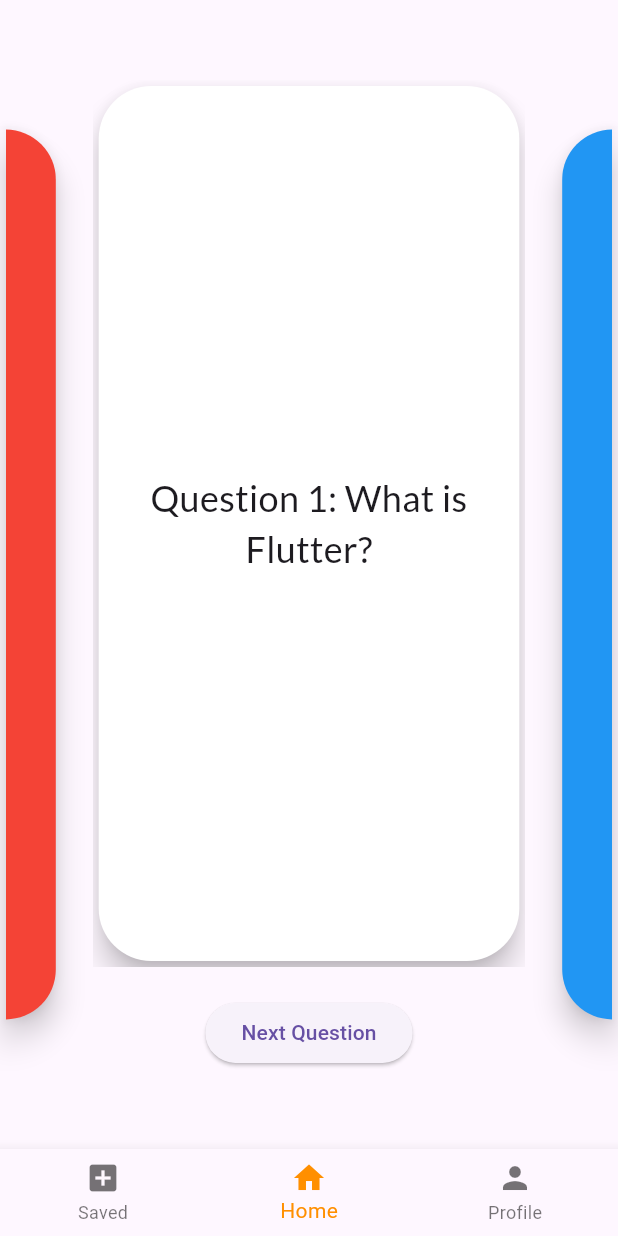
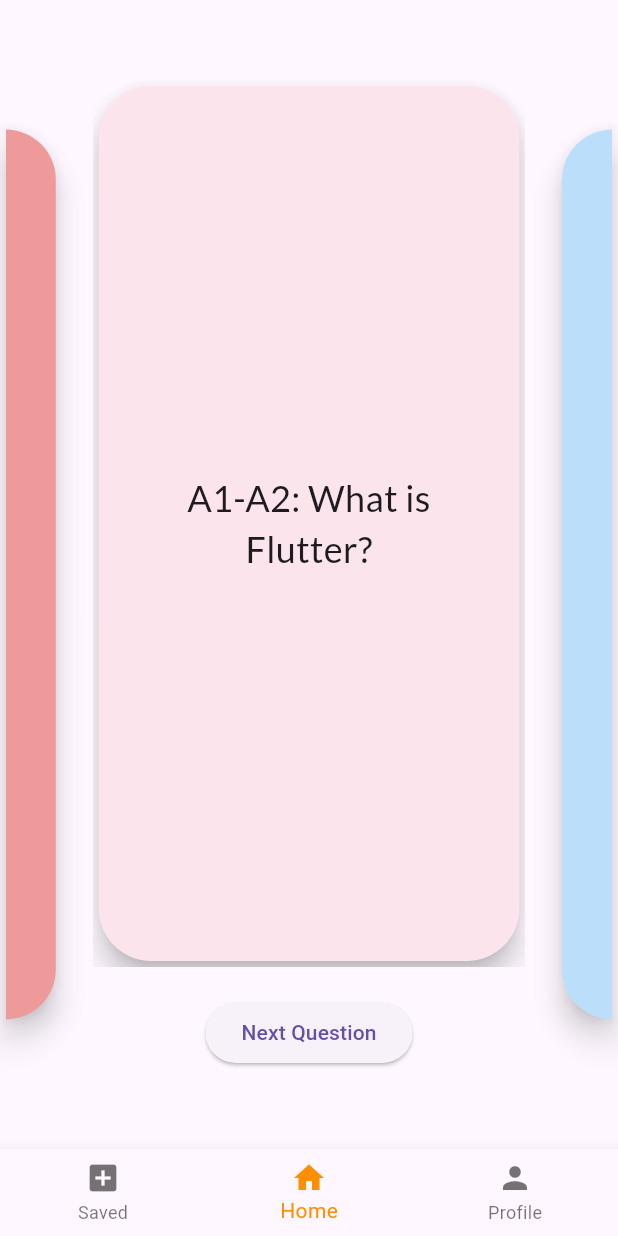
Before and after one commit to ipobeatz/AppJam, a Flutter app: the Login screen opened directly, after a tap on "Login", on a phone screen of 412 x 824 dp. Run offline on Flutter 3.47's test engine with Material 3 defaults, Android fonts, the phone set to English and light mode, and no system bars; our stand-ins replace flutter_svg, google_fonts; network calls fail.

Commit message:
Switching between levels, seeing questions according to your level and various icons have been integrated into the application

```diff
--- a/lib/homeScreen.dart
+++ b/lib/homeScreen.dart
@@ -1,58 +1,79 @@
 import 'package:flutter/material.dart';
 import 'package:google_fonts/google_fonts.dart';
-import 'package:word_wise/loginScreen.dart';
-import 'package:word_wise/splashScreen.dart';
 
 class HomeScreen extends StatelessWidget {
-  const HomeScreen({super.key});
+  final String level;
+  const HomeScreen({super.key, required this.level});
 
   @override
   Widget build(BuildContext context) {
     return MaterialApp(
-      home: const MyHomePage(title: 'Word Wise'),
+      home: MyHomePage(title: 'Word Wise', level: level),
       debugShowCheckedModeBanner: false,
     );
   }
 }
 
 class MyHomePage extends StatefulWidget {
-  const MyHomePage({super.key, required this.title});
-
   final String title;
+  final String level;
+  const MyHomePage({super.key, required this.title, required this.level});
 
   @override
   State<MyHomePage> createState() => _MyHomePageState();
 }
 
 class _MyHomePageState extends State<MyHomePage> {
-  int _selectedIndex = 1; // Default olarak Home Page seçili olacak
+  int _selectedIndex = 1;
   final PageController _pageController = PageController(initialPage: 0);
-  final List<String> _questions = [
-    "Question 1: What is Flutter?",
-    "Question 2: What is Dart?",
-    "Question 3: What is a Widget?",
-    "Question 4: Explain Stateful and Stateless Widgets.",
-    "Question 5: What is State Management?",
-    "Question 6: Explain Navigator in Flutter.",
-    "Question 7: What is the use of setState?",
-    "Question 8: Explain InheritedWidget.",
-    "Question 9: What is a Future in Dart?",
-    "Question 10: What is an Async/Await in Dart?"
-  ];
-  final List<String> _answers = [
-    "Answer 1: Flutter is an open-source UI software development toolkit created by Google.",
-    "Answer 2: Dart is a programming language optimized for building mobile, desktop, server, and web applications.",
-    "Answer 3: A widget is an immutable description of part of a user interface.",
-    "Answer 4: Stateful widgets maintain state that might change during the lifetime of the widget. Stateless widgets do not.",
-    "Answer 5: State management refers to the management of the state of one or more UI controls.",
-    "Answer 6: Navigator is a widget that manages a set of child widgets with a stack discipline.",
-    "Answer 7: setState() is a method used to update the state of a stateful widget.",
-    "Answer 8: InheritedWidget is a base class for widgets that efficiently propagate information down the tree.",
-    "Answer 9: A Future is a means for getting a value sometime in the future.",
-    "Answer 10: Async/await is a way to handle asynchronous operations in Dart."
-  ];
+  List<String> _questions = [];
+  List<String> _answers = [];
+
   List<String> _savedQuestions = [];
   bool _showFrontSide = true;
+
+  @override
+  void initState() {
+    super.initState();
+    _initializeQuestionsAndAnswers(widget.level);
+  }
+
+  void _initializeQuestionsAndAnswers(String level) {
+    if (level == 'A1-A2') {
+      _questions = [
+        "A1-A2: What is Flutter?",
+        "A1-A2: What is Dart?",
+        // More A1-A2 questions
+      ];
+      _answers = [
+        "A1-A2: Flutter is an open-source UI software development toolkit created by Google.",
+        "A1-A2: Dart is a programming language optimized for building mobile, desktop, server, and web applications.",
+        // More A1-A2 answers
+      ];
+    } else if (level == 'B1-B2') {
+      _questions = [
+        "B1-B2: What is Flutter?",
+        "B1-B2: What is Dart?",
+        // More B1-B2 questions
+      ];
+      _answers = [
+        "B1-B2: Flutter is an open-source UI software development toolkit created by Google.",
+        "B1-B2: Dart is a programming language optimized for building mobile, desktop, server, and web applications.",
+        // More B1-B2 answers
+      ];
+    } else if (level == 'C1-C2') {
+      _questions = [
+        "C1-C2: What is Flutter?",
+        "C1-C2: What is Dart?",
+        // More C1-C2 questions
+      ];
+      _answers = [
+        "C1-C2: Flutter is an open-source UI software development toolkit created by Google.",
+        "C1-C2: Dart is a programming language optimized for building mobile, desktop, server, and web applications.",
+        // More C1-C2 answers
+      ];
+    }
+  }
 
   void _toggleQuestionInSaved() {
     WidgetsBinding.instance.addPostFrameCallback((_) {
@@ -93,7 +114,7 @@ class _MyHomePageState extends State<MyHomePage> {
             width: MediaQuery.of(context).size.width * 0.1,
             height: MediaQuery.of(context).size.height * 0.7,
             child: Card(
-              color: Colors.red,
+              color: Colors.red[200],
               elevation: 8,
               shape: RoundedRectangleBorder(
                 borderRadius: BorderRadius.only(
@@ -119,7 +140,7 @@ class _MyHomePageState extends State<MyHomePage> {
             width: MediaQuery.of(context).size.width * 0.1,
             height: MediaQuery.of(context).size.height * 0.7,
             child: Card(
-              color: Colors.blue,
+              color: Colors.blue[100],
               elevation: 8,
               shape: RoundedRectangleBorder(
                 borderRadius: BorderRadius.only(
@@ -167,7 +188,7 @@ class _MyHomePageState extends State<MyHomePage> {
                           child: _showFrontSide
                               ? Card(
                             key: ValueKey<bool>(_showFrontSide),
-                            color: Colors.white,
+                            color: Colors.pink[50],
                             elevation: 8,
                             shape: RoundedRectangleBorder(
                               borderRadius: BorderRadius.circular(35),
--- a/lib/main.dart
+++ b/lib/main.dart
@@ -73,7 +73,7 @@ class Login extends StatelessWidget {
         child: ElevatedButton(
           onPressed: () {
             Navigator.of(context).pushReplacement(MaterialPageRoute(
-                builder: (context) => HomeScreen()));
+                builder: (context) => HomeScreen(level: 'A1-A2'))); // 'A1-A2' seviyesini örnek olarak ekliyorum
           },
           child: Text('Login'),
         ),
```
Also changed, not shown: lib/chooseLevel.dart (added, +190 -0 lines), lib/loginScreen.dart (+7 -15 lines), pubspec.yaml (+5 -68 lines), assets/loginicon.png (added), assets/logo.png (added).
